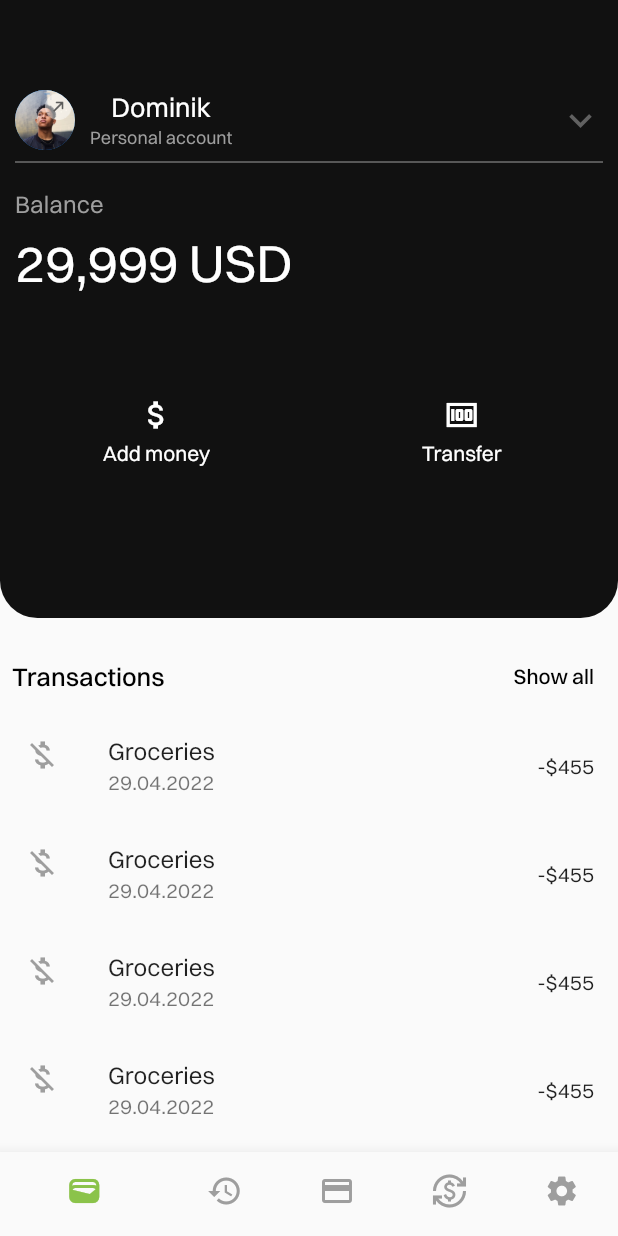
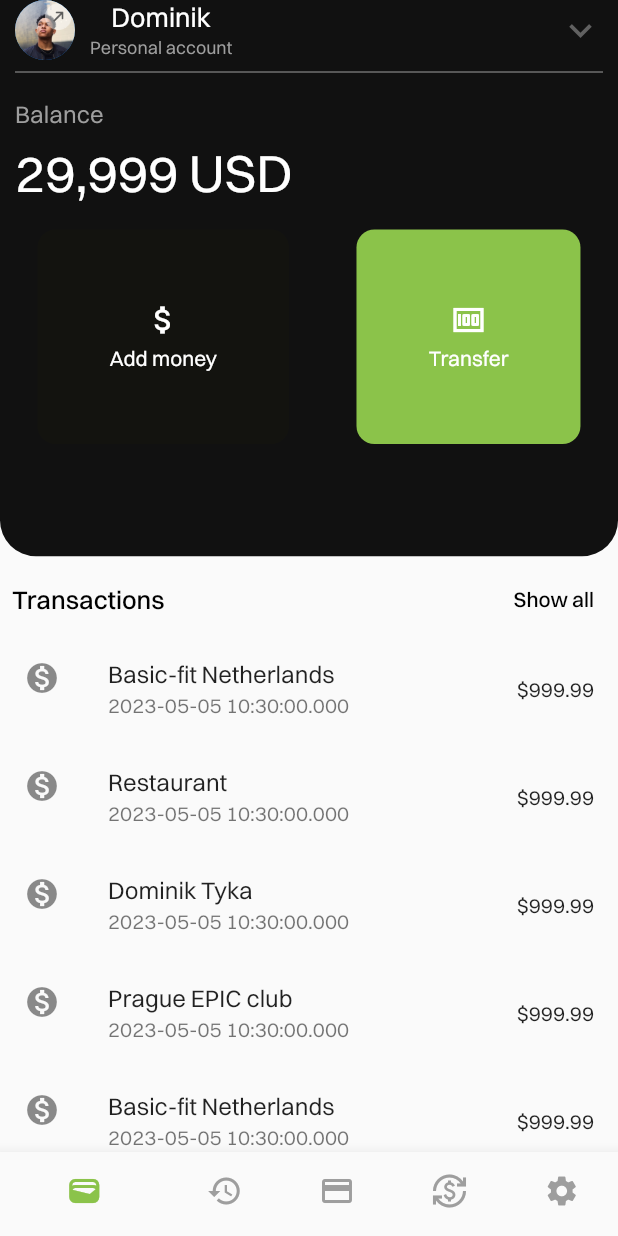
Before and after one commit to browsfer/Bankito, a Flutter app: the screen it shows after launch, on a phone screen of 412 x 824 dp. Run offline on Flutter 3.47's test engine with Material 2 defaults, Android fonts, the light colour scheme and no system bars; our stand-ins replace intro_slider; missing offline and left inert: dart:ffi.

Commit message:
preparing transactions list + some more navigation

```diff
--- a/lib/main.dart
+++ b/lib/main.dart
@@ -1,7 +1,8 @@
-import 'package:bankito/navigation/nav_tabs_provider.dart';
+import 'package:bankito/providers/tabs_provider.dart';
 import 'package:bankito/navigation/tabs_screen.dart';
 import 'package:bankito/onboarding/splash_screen.dart';
 import 'package:bankito/pages/transaction_history_page.dart';
+import 'package:bankito/providers/transactions_provider.dart';
 import 'package:flutter/material.dart';
 import 'package:provider/provider.dart';
 import 'pages/home_page.dart';
@@ -19,6 +20,9 @@ class MyApp extends StatelessWidget {
     return MultiProvider(
       providers: [
         ChangeNotifierProvider(
+          create: (ctx) => TransactionsProvider(),
+        ),
+        ChangeNotifierProvider(
           create: (ctx) => TabsProvider(),
         ),
       ],
@@ -30,6 +34,8 @@ class MyApp extends StatelessWidget {
         home: TabsScreen(),
         routes: {
           HomePage.routeName: (context) => HomePage(),
+          TransactionHistoryPage.routeName: (context) =>
+              TransactionHistoryPage(),
         },
       ),
     );
--- /dev/null
+++ b/lib/models/transaction.dart
@@ -0,0 +1,13 @@
+class Transaction {
+  final String transactionId;
+  final double amount;
+  final DateTime date;
+  final String recipent;
+
+  Transaction({
+    required this.transactionId,
+    required this.amount,
+    required this.date,
+    required this.recipent,
+  });
+}
--- a/lib/navigation/tabs_screen.dart
+++ b/lib/navigation/tabs_screen.dart
@@ -1,7 +1,9 @@
+import 'package:bankito/theme/colors.dart';
 import 'package:flutter/material.dart';
+import 'package:flutter/services.dart';
 import 'package:provider/provider.dart';
 
-import 'nav_tabs_provider.dart';
+import '../providers/tabs_provider.dart';
 
 class TabsScreen extends StatelessWidget {
   const TabsScreen({super.key});
@@ -10,6 +12,13 @@ class TabsScreen extends StatelessWidget {
   Widget build(BuildContext context) {
     final navBar = Provider.of<TabsProvider>(context);
     return Scaffold(
+      appBar: AppBar(
+          systemOverlayStyle: const SystemUiOverlayStyle(
+            statusBarColor: CustomColors.mainColor,
+            statusBarBrightness: Brightness.dark,
+            statusBarIconBrightness: Brightness.light,
+          ),
+          toolbarHeight: 0),
       body: navBar.navBarItems[navBar.selectedIndex].screen,
       bottomNavigationBar: BottomNavigationBar(
           showSelectedLabels: false,
--- a/lib/onboarding/login_bottomsheet.dart
+++ b/lib/onboarding/login_bottomsheet.dart
@@ -11,8 +11,8 @@ class LoginBottomsheet extends StatelessWidget {
       height: 400,
       decoration: const BoxDecoration(
         borderRadius: BorderRadius.only(
-          topLeft: Radius.circular(25),
-          topRight: Radius.circular(25),
+          topLeft: Radius.circular(24),
+          topRight: Radius.circular(24),
         ),
       ),
       child: Column(
--- a/lib/pages/home_page.dart
+++ b/lib/pages/home_page.dart
@@ -1,9 +1,11 @@
 // ignore_for_file: sort_child_properties_last
 
+import 'package:bankito/providers/tabs_provider.dart';
+import 'package:bankito/providers/transactions_provider.dart';
 import 'package:bankito/theme/colors.dart';
 import 'package:bankito/widgets/dropdown_button.dart';
-import 'package:bankito/widgets/transactions_list.dart';
 import 'package:flutter/material.dart';
+import 'package:provider/provider.dart';
 
 class HomePage extends StatefulWidget {
   const HomePage({super.key});
@@ -15,26 +17,12 @@ class HomePage extends StatefulWidget {
 }
 
 class _HomePageState extends State<HomePage> {
-  final Color _inactiveContainerColor = CustomColors.mainColor;
-  final Color _activeContainerColor = CustomColors.secondColor;
-  bool _addMoneyContainerSelected = false;
-  bool _transactionsContainerSelected = false;
-
   void selectAddMoney() {
     //Navigating to page later
-    setState(() {
-      _addMoneyContainerSelected = true;
-      _transactionsContainerSelected = false;
-    });
   }
 
-  void selectTransactions() {
+  void selectTransfer() {
     //Navigating to page later
-
-    setState(() {
-      _addMoneyContainerSelected = false;
-      _transactionsContainerSelected = true;
-    });
   }
 
   @override
@@ -46,15 +34,16 @@ class _HomePageState extends State<HomePage> {
           decoration: const BoxDecoration(
             color: CustomColors.mainColor,
             borderRadius: BorderRadius.only(
-              bottomLeft: Radius.circular(25),
-              bottomRight: Radius.circular(25),
+              bottomLeft: Radius.circular(24),
+              bottomRight: Radius.circular(24),
             ),
           ),
-          height: MediaQuery.of(context).size.height * 0.50,
+          height: MediaQuery.of(context).size.height * 0.45,
           //Upper part
           child: Padding(
-            padding: const EdgeInsets.only(top: 60, left: 10, right: 10),
-            child: Column(children: [
+            padding: const EdgeInsets.only(left: 10, right: 10),
+            child: Column(
+              children: [
                 Row(
                   mainAxisAlignment: MainAxisAlignment.start,
                   children: [
@@ -67,7 +56,6 @@ class _HomePageState extends State<HomePage> {
                     const SizedBox(width: 10),
                     // User name and account info
                     Column(
-                    mainAxisSize: MainAxisSize.min,
                       children: const [
                         Text(
                           'Dominik',
@@ -85,15 +73,15 @@ class _HomePageState extends State<HomePage> {
                     const Spacer(),
 
                     // Menu
-                  MyDropDownButton(),
+                    const MyDropDownButton(),
                   ],
                 ),
                 const Divider(color: Colors.grey),
                 const SizedBox(height: 10),
                 // Balance + two big buttons
-              Row(
-                children: const [
-                  Text(
+                const Align(
+                  alignment: Alignment.centerLeft,
+                  child: Text(
                     'Balance',
                     style: TextStyle(
                       color: Colors.grey,
@@ -101,33 +89,27 @@ class _HomePageState extends State<HomePage> {
                     ),
                     textAlign: TextAlign.left,
                   ),
-                  Spacer(),
-                ],
                 ),
                 const SizedBox(height: 5),
-              Row(children: const [
-                Text(
+                const Align(
+                  alignment: Alignment.centerLeft,
+                  child: Text(
                     '29,999 USD',
                     style: TextStyle(color: Colors.white, fontSize: 35),
                   ),
-                Spacer(),
-              ]),
+                ),
                 const SizedBox(height: 15),
-              Flexible(
-                child: Row(
+                Row(
                   mainAxisAlignment: MainAxisAlignment.spaceEvenly,
                   children: [
-                      GestureDetector(
+                    InkWell(
                       onTap: selectAddMoney,
                       child: Container(
+                        padding: const EdgeInsets.all(48),
                         decoration: BoxDecoration(
-                            color: _addMoneyContainerSelected
-                                ? _activeContainerColor
-                                : _inactiveContainerColor,
-                            borderRadius: BorderRadius.circular(25),
+                          color: const Color.fromARGB(34, 34, 34, 1),
+                          borderRadius: BorderRadius.circular(12),
                         ),
-                          height: 150,
-                          width: 150,
                         child: Column(
                           mainAxisAlignment: MainAxisAlignment.center,
                           children: const [
@@ -145,17 +127,14 @@ class _HomePageState extends State<HomePage> {
                       ),
                     ),
                     const SizedBox(width: 15),
-                      GestureDetector(
-                        onTap: selectTransactions,
+                    InkWell(
+                      onTap: selectTransfer,
                       child: Container(
+                        padding: const EdgeInsets.all(48),
                         decoration: BoxDecoration(
-                            color: _transactionsContainerSelected
-                                ? _activeContainerColor
-                                : _inactiveContainerColor,
-                            borderRadius: BorderRadius.circular(25),
+                          color: CustomColors.secondColor,
+                          borderRadius: BorderRadius.circular(12),
                         ),
-                          height: 150,
-                          width: 150,
                         child: Column(
                           mainAxisAlignment: MainAxisAlignment.center,
                           children: const [
@@ -172,12 +151,13 @@ class _HomePageState extends State<HomePage> {
                         ),
                       ),
                     ),
-                    ]),
+                  ],
                 ),
-            ]),
+              ],
             ),
           ),
-        const SizedBox(height: 15),
+        ),
+        const SizedBox(height: 5),
 
         // Transactions section
         Padding(
@@ -193,19 +173,35 @@ class _HomePageState extends State<HomePage> {
               ),
               textAlign: TextAlign.left,
             ),
-            TextButton(
+            Consumer<TabsProvider>(
+              builder: (context, value, child) => TextButton(
                 style: ButtonStyle(
                   foregroundColor: MaterialStateProperty.all(Colors.black),
                 ),
-              onPressed: () {},
+                onPressed: () => value.changeIndex = 1,
                 child: const Text(
                   'Show all',
+                ),
               ),
             )
           ]),
         ),
         //List of transactions
-        TransactionList(),
+        Flexible(
+          child: Consumer<TransactionsProvider>(
+            builder: (context, value, child) => ListView.builder(
+              itemCount: value.transactionList.length,
+              itemBuilder: (context, index) => ListTile(
+                leading: const Icon(
+                  Icons.monetization_on,
+                ),
+                title: Text(value.transactionList[index].recipent),
+                subtitle: Text('${value.transactionList[index].date}'),
+                trailing: Text('\$${value.transactionList[index].amount}'),
+              ),
+            ),
+          ),
+        )
       ],
     );
   }
--- a/lib/pages/transaction_history_page.dart
+++ b/lib/pages/transaction_history_page.dart
@@ -1,10 +1,16 @@
+// ignore: unused_import
+import 'dart:ffi';
+
+import 'package:bankito/providers/transactions_provider.dart';
 import 'package:bankito/theme/colors.dart';
-import 'package:bankito/widgets/transactions_list.dart';
 import 'package:bankito/widgets/transactions_page_button.dart';
 import 'package:flutter/material.dart';
+import 'package:provider/provider.dart';
 
 class TransactionHistoryPage extends StatelessWidget {
   const TransactionHistoryPage({super.key});
+
+  static const routeName = '/transactions-history-page';
 
   @override
   Widget build(BuildContext context) {
@@ -15,23 +21,23 @@ class TransactionHistoryPage extends StatelessWidget {
           decoration: const BoxDecoration(
             color: CustomColors.mainColor,
             borderRadius: BorderRadius.only(
-              bottomLeft: Radius.circular(25),
-              bottomRight: Radius.circular(25),
+              bottomLeft: Radius.circular(24),
+              bottomRight: Radius.circular(24),
             ),
           ),
           width: double.infinity,
-          height: MediaQuery.of(context).size.height * 0.25,
-          child: Center(
+          height: MediaQuery.of(context).size.height * 0.20,
           child: Column(
+            mainAxisAlignment: MainAxisAlignment.center,
             children: [
-                const SizedBox(height: 80),
               const Text(
                 'Transaction History',
                 style: TextStyle(color: Colors.white, fontSize: 14),
               ),
-                const SizedBox(height: 30),
+              const SizedBox(height: 25),
               //Buttons
-                Row(
+              Flexible(
+                child: Row(
                   mainAxisAlignment: MainAxisAlignment.spaceEvenly,
                   children: [
                     CircleAvatar(
@@ -45,17 +51,32 @@ class TransactionHistoryPage extends StatelessWidget {
                         onPressed: () {},
                       ),
                     ),
-                    const TransactionPageButton(title: 'Period'),
-                    const TransactionPageButton(title: 'Price'),
-                    const TransactionPageButton(title: 'Product'),
-                    const TransactionPageButton(title: 'Type'),
+                    const TransactionsPageButton(title: 'Period'),
+                    const TransactionsPageButton(title: 'Price'),
+                    const TransactionsPageButton(title: 'Product'),
+                    const TransactionsPageButton(title: 'Type'),
                   ],
+                ),
               ),
             ],
           ),
         ),
+        // List of transactions
+        Flexible(
+          child: Consumer<TransactionsProvider>(
+            builder: (context, value, child) => ListView.builder(
+              itemCount: value.transactionList.length,
+              itemBuilder: (context, index) => ListTile(
+                leading: const Icon(
+                  Icons.monetization_on,
                 ),
-        TransactionList(),
+                title: Text(value.transactionList[index].recipent),
+                subtitle: Text('${value.transactionList[index].date}'),
+                trailing: Text('\$${value.transactionList[index].amount}'),
+              ),
+            ),
+          ),
+        ),
       ],
     );
   }
--- /dev/null
+++ b/lib/providers/transactions_provider.dart
@@ -0,0 +1,49 @@
+import 'package:bankito/models/transaction.dart';
+import 'package:flutter/material.dart';
+
+class TransactionsProvider extends ChangeNotifier {
+  final List<Transaction> _transactionList = [
+    Transaction(
+        transactionId: DateTime.now().toString(),
+        amount: 999.99,
+        date: DateTime.now(),
+        recipent: 'Basic-fit Netherlands'),
+    Transaction(
+        transactionId: DateTime.now().toString(),
+        amount: 999.99,
+        date: DateTime.now(),
+        recipent: 'Restaurant'),
+    Transaction(
+        transactionId: DateTime.now().toString(),
+        amount: 999.99,
+        date: DateTime.now(),
+        recipent: 'Dominik Tyka'),
+    Transaction(
+        transactionId: DateTime.now().toString(),
+        amount: 999.99,
+        date: DateTime.now(),
+        recipent: 'Prague EPIC club'),
+    Transaction(
+        transactionId: DateTime.now().toString(),
+        amount: 999.99,
+        date: DateTime.now(),
+        recipent: 'Basic-fit Netherlands'),
+    Transaction(
+        transactionId: DateTime.now().toString(),
+        amount: 999.99,
+        date: DateTime.now(),
+        recipent: 'Restaurant'),
+    Transaction(
+        transactionId: DateTime.now().toString(),
+        amount: 999.99,
+        date: DateTime.now(),
+        recipent: 'Dominik Tyka'),
+    Transaction(
+        transactionId: DateTime.now().toString(),
+        amount: 999.99,
+        date: DateTime.now(),
+        recipent: 'Prague EPIC club'),
+  ];
+
+  List<Transaction> get transactionList => [..._transactionList];
+}
--- a/lib/widgets/transactions_list.dart
+++ /dev/null
@@ -1,26 +0,0 @@
-import 'package:flutter/material.dart';
-
-class TransactionList extends StatelessWidget {
-  const TransactionList({super.key});
-
-  @override
-  Widget build(BuildContext context) {
-    return Expanded(
-      child: ListView.builder(
-        padding: EdgeInsets.zero,
-        itemCount: 20,
-        itemBuilder: (context, index) {
-          return const ListTile(
-            leading: Icon(
-              Icons.money_off,
-              color: Colors.grey,
-            ),
-            title: Text('Groceries'),
-            subtitle: Text('29.04.2022'),
-            trailing: Text('-\$455'),
-          );
-        },
-      ),
-    );
-  }
-}
--- a/lib/widgets/transactions_page_button.dart
+++ b/lib/widgets/transactions_page_button.dart
@@ -1,15 +1,15 @@
 import 'package:flutter/material.dart';
 
-class TransactionPageButton extends StatefulWidget {
+class TransactionsPageButton extends StatefulWidget {
   final String title;
 
-  const TransactionPageButton({super.key, required this.title});
+  const TransactionsPageButton({super.key, required this.title});
 
   @override
-  State<TransactionPageButton> createState() => _TransactionPageButtonState();
+  State<TransactionsPageButton> createState() => _TransactionPageButtonState();
 }
 
-class _TransactionPageButtonState extends State<TransactionPageButton> {
+class _TransactionPageButtonState extends State<TransactionsPageButton> {
   @override
   Widget build(BuildContext context) {
     return GestureDetector(
```
Also changed, not shown: lib/providers/tabs_provider.dart (renamed from lib/navigation/nav_tabs_provider.dart). Lines whose indentation alone changed are shown as unchanged.
